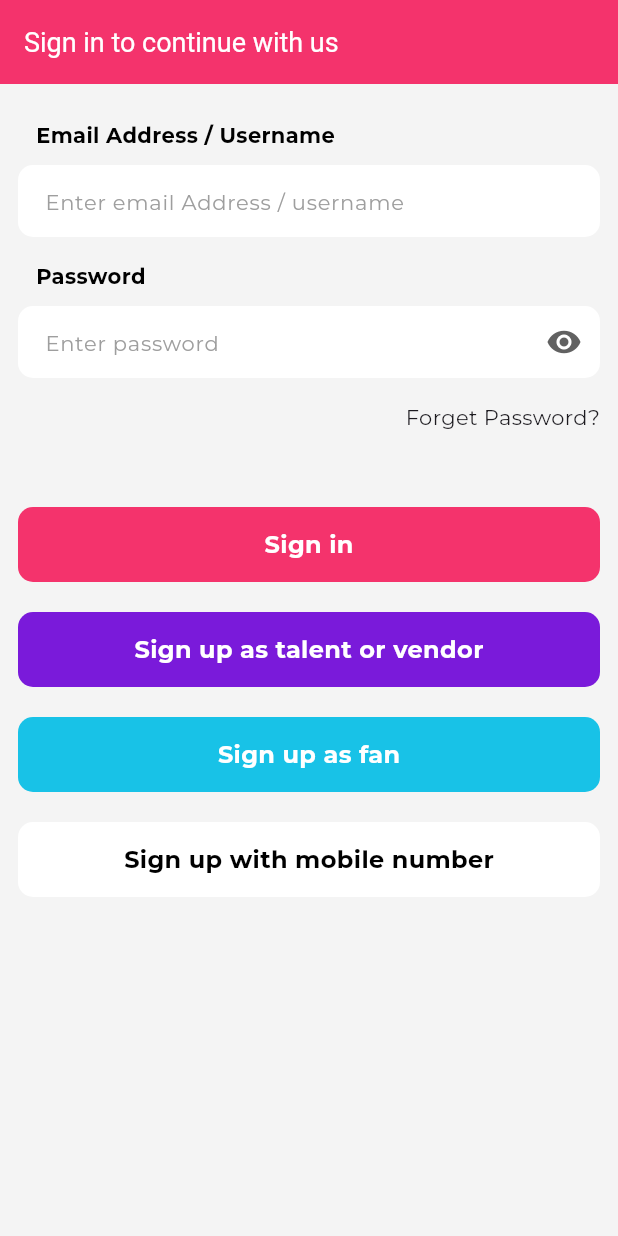
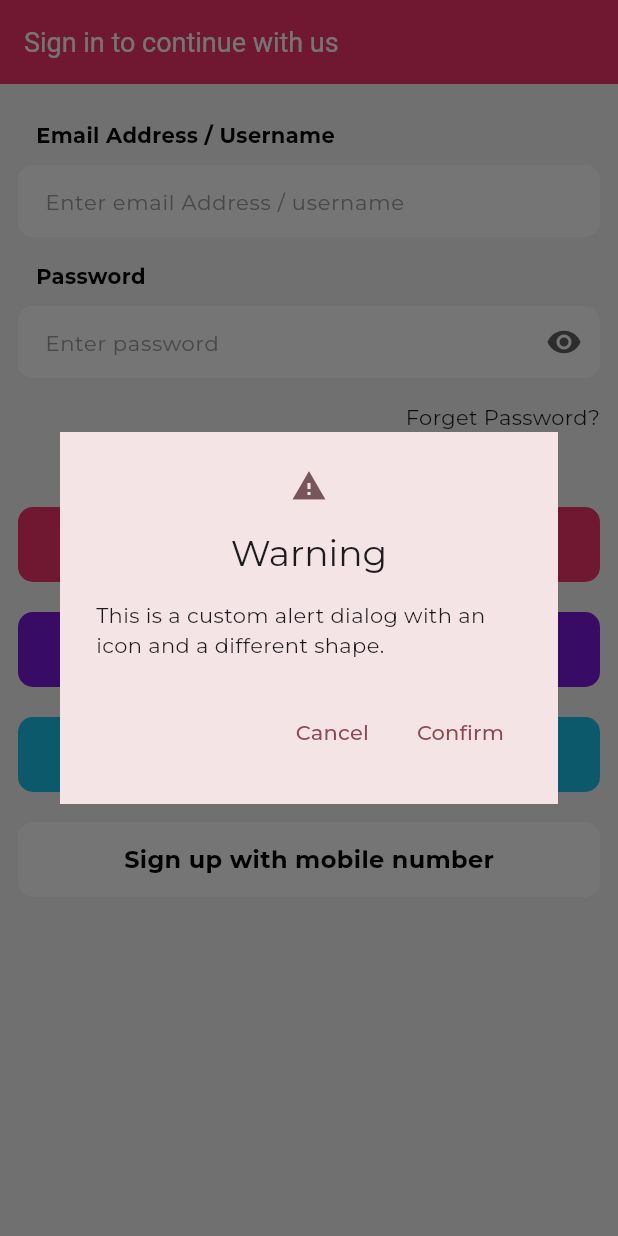
Before and after one commit to Tulsiram-jangid/jubal_flutter, a Flutter app: the screen it shows after launch, after a tap on "Sign up with mobile number", on a phone screen of 412 x 824 dp. Run offline on Flutter 3.47's test engine with Material 3 defaults, Android fonts, the phone set to English and light mode, and no system bars; our stand-ins replace flutter_svg, google_fonts, shared_preferences, shimmer.

Commit message:
dialog example added

```diff
--- a/lib/screen/auth/login.dart
+++ b/lib/screen/auth/login.dart
@@ -73,6 +73,37 @@ class _LoginScreen extends State<LoginScreen> {
     }
     Provider.of<StoreProvider>(context,listen: false).goToHome();
   }
+
+  void _showCustomAlertDialog(BuildContext context) {
+  showDialog(
+    context: context,
+    builder: (BuildContext context) {
+      return AlertDialog(
+        title: Text('Warning'),
+        content: Text('This is a custom alert dialog with an icon and a different shape.'),
+        actions: [
+          TextButton(
+            onPressed: () {
+              Navigator.of(context).pop();
+            },
+            child: Text('Cancel'),
+          ),
+          TextButton(
+            onPressed: () {
+              // Handle confirmation action
+              Navigator.of(context).pop();
+            },
+            child: Text('Confirm'),
+          ),
+        ],
+        icon: Icon(Icons.warning),
+        shape: RoundedRectangleBorder(
+          borderRadius: BorderRadius.circular(0.0),
+        ),
+      );
+    },
+  );
+}
 
   @override
   Widget build(BuildContext context) {
@@ -160,7 +191,9 @@ class _LoginScreen extends State<LoginScreen> {
                 ),
                 AppButton(
                   title: "Sign up with mobile number",
-                  onTap: () {},
+                  onTap: () {
+                    _showCustomAlertDialog(context);
+                  },
                   backgroundColor: Color(0xFFFFFFFF),
                   textColor: Color(0xFF000000),
                 )
```
